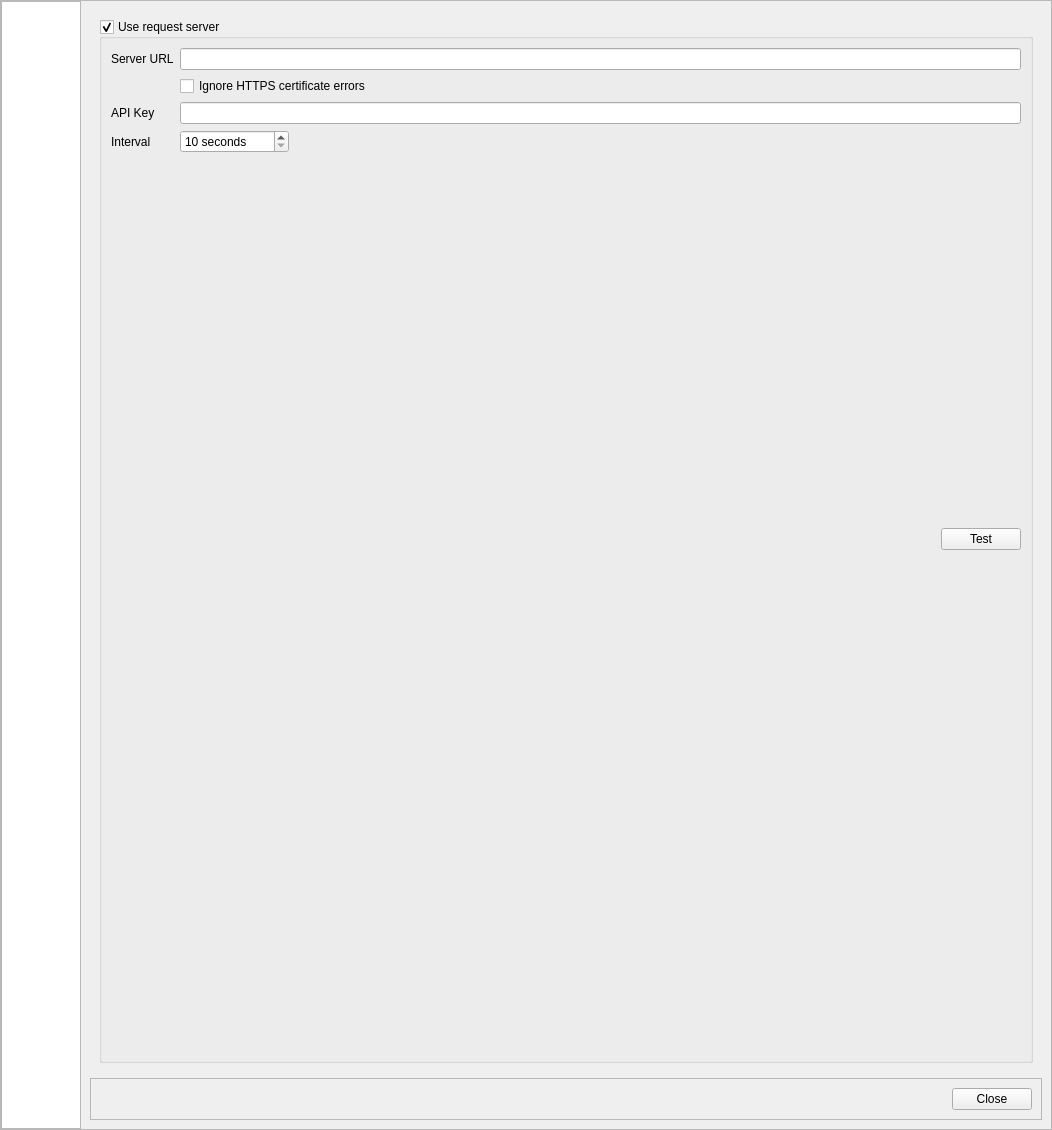
First picture: the form in OpenKJ/dlgsettings.ui, repository OpenKJ/OpenKJ, before the edit.
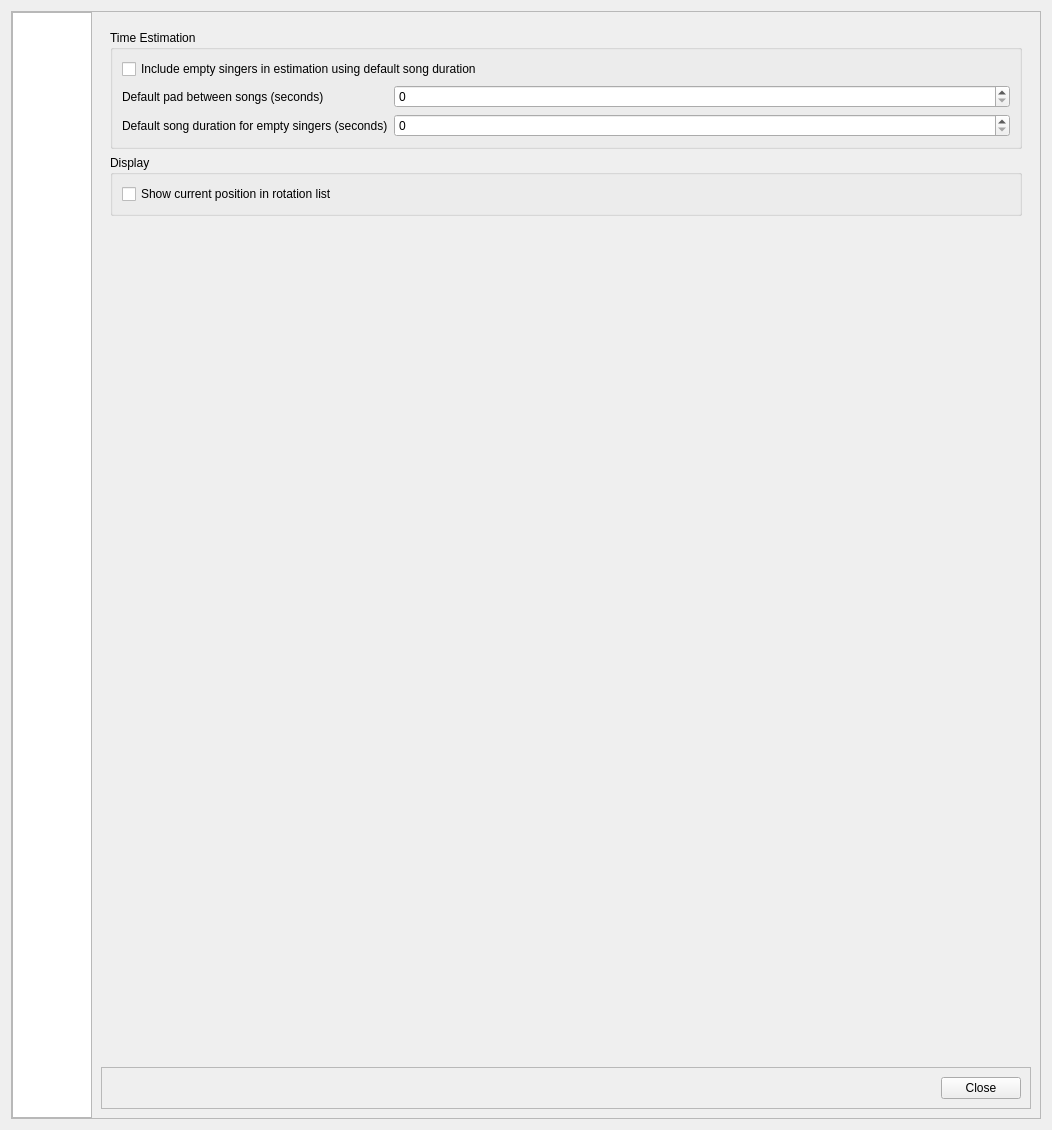
Second picture: the form after the edit. Icons and pictures are not drawn.

Commit message: Add rotation time estimation configuration options

```diff
--- a/OpenKJ/dlgsettings.ui
+++ b/OpenKJ/dlgsettings.ui
@@ -16,22 +16,7 @@
   <property name="windowTitle">
    <string>OpenKJ Settings</string>
   </property>
-  <layout class="QHBoxLayout" name="horizontalLayout_2">
-   <property name="spacing">
-    <number>0</number>
-   </property>
-   <property name="leftMargin">
-    <number>0</number>
-   </property>
-   <property name="topMargin">
-    <number>0</number>
-   </property>
-   <property name="rightMargin">
-    <number>0</number>
-   </property>
-   <property name="bottomMargin">
-    <number>0</number>
-   </property>
+  <layout class="QVBoxLayout" name="verticalLayout_24">
    <item>
     <layout class="QHBoxLayout" name="horizontalLayout">
      <property name="spacing">
@@ -170,7 +155,7 @@
         <item>
          <widget class="QStackedWidget" name="stackedWidget">
           <property name="currentIndex">
-           <number>2</number>
+           <number>5</number>
           </property>
           <widget class="QWidget" name="audioPage">
            <layout class="QVBoxLayout" name="verticalLayout_7">
@@ -1527,6 +1512,94 @@
             </item>
            </layout>
           </widget>
+          <widget class="QWidget" name="rotationPage">
+           <layout class="QVBoxLayout" name="verticalLayout_25">
+            <item>
+             <widget class="QGroupBox" name="groupBox_5">
+              <property name="title">
+               <string>Time Estimation</string>
+              </property>
+              <layout class="QVBoxLayout" name="verticalLayout_23">
+               <item>
+                <layout class="QVBoxLayout" name="verticalLayout_21">
+                 <item>
+                  <widget class="QCheckBox" name="checkBoxIncludeEmptySingers">
+                   <property name="text">
+                    <string>Include empty singers in estimation using default song duration</string>
+                   </property>
+                  </widget>
+                 </item>
+                 <item>
+                  <layout class="QFormLayout" name="formLayout_3">
+                   <item row="0" column="0">
+                    <widget class="QLabel" name="label_28">
+                     <property name="text">
+                      <string>Default pad between songs (seconds)</string>
+                     </property>
+                    </widget>
+                   </item>
+                   <item row="0" column="1">
+                    <widget class="QSpinBox" name="spinBoxDefaultPadTime">
+                     <property name="maximum">
+                      <number>1000</number>
+                     </property>
+                    </widget>
+                   </item>
+                   <item row="1" column="0">
+                    <widget class="QLabel" name="label_29">
+                     <property name="text">
+                      <string>Default song duration for empty singers (seconds)</string>
+                     </property>
+                    </widget>
+                   </item>
+                   <item row="1" column="1">
+                    <widget class="QSpinBox" name="spinBoxDefaultSongDuration">
+                     <property name="suffix">
+                      <string/>
+                     </property>
+                     <property name="maximum">
+                      <number>1000</number>
+                     </property>
+                    </widget>
+                   </item>
+                  </layout>
+                 </item>
+                </layout>
+               </item>
+              </layout>
+             </widget>
+            </item>
+            <item>
+             <widget class="QGroupBox" name="groupBox_6">
+              <property name="title">
+               <string>Display</string>
+              </property>
+              <layout class="QVBoxLayout" name="verticalLayout_22">
+               <item>
+                <widget class="QCheckBox" name="checkBoxDisplayCurrentRotationPosition">
+                 <property name="text">
+                  <string>Show current position in rotation list</string>
+                 </property>
+                </widget>
+               </item>
+              </layout>
+             </widget>
+            </item>
+            <item>
+             <spacer name="verticalSpacer_7">
+              <property name="orientation">
+               <enum>Qt::Vertical</enum>
+              </property>
+              <property name="sizeHint" stdset="0">
+               <size>
+                <width>20</width>
+                <height>792</height>
+               </size>
+              </property>
+             </spacer>
+            </item>
+           </layout>
+          </widget>
          </widget>
         </item>
         <item>
```
The commit also changes 16 other files.
